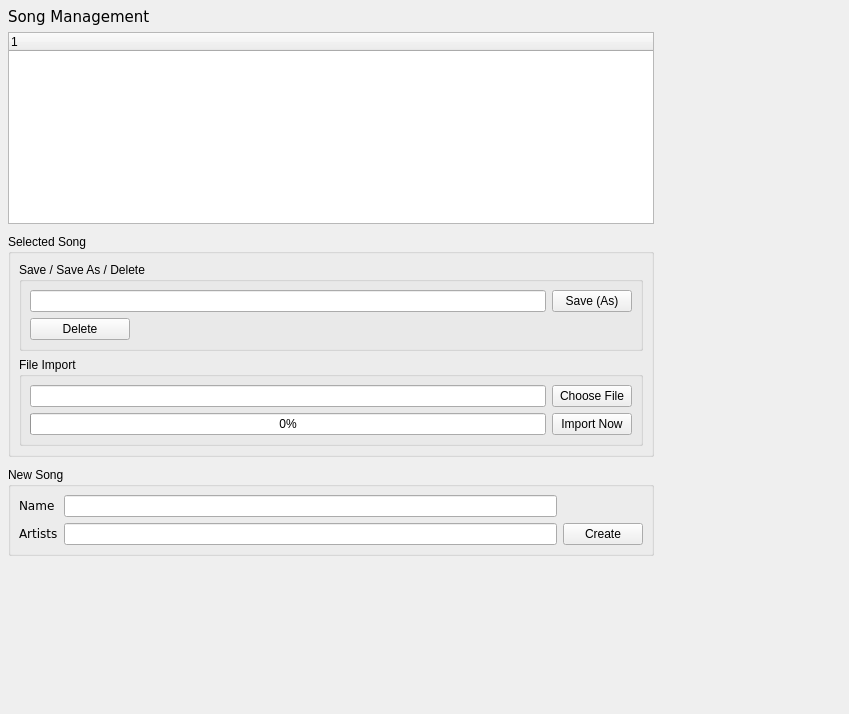
This is src/traverso/ui/SongManagerWidget.ui in ErwanLegrand/Traverso-DAW as Qt 5 draws it before an edit. The edited form follows.
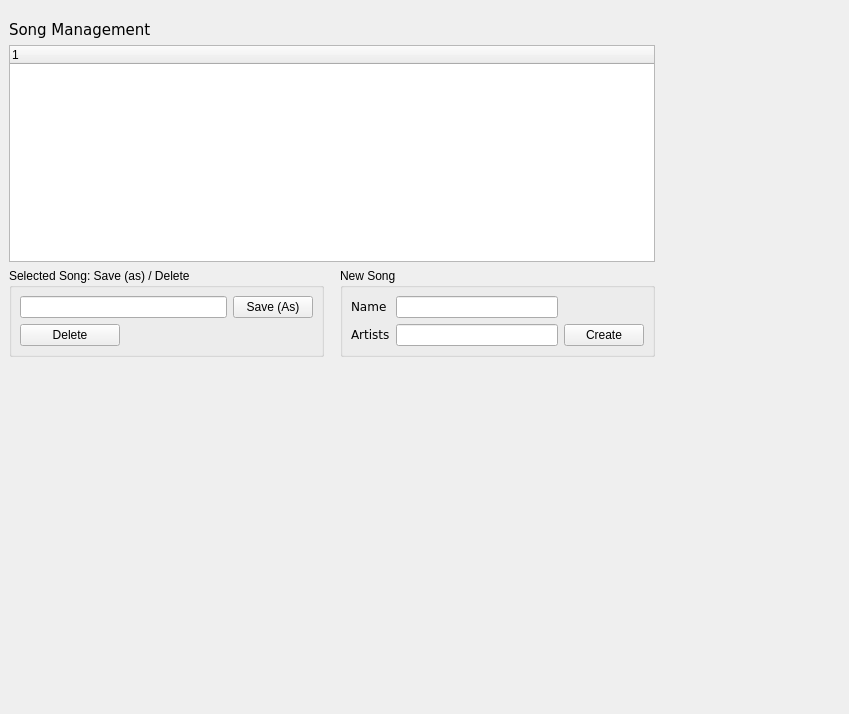
This is the edited form.

Commit message: remove file selector, it doesn't work. Import can be done directly from a Track!

Diff of the .ui file:
```diff
--- a/src/traverso/ui/SongManagerWidget.ui
+++ b/src/traverso/ui/SongManagerWidget.ui
@@ -17,19 +17,64 @@
   </property>
   <layout class="QGridLayout" >
    <property name="margin" >
-    <number>8</number>
+    <number>9</number>
    </property>
    <property name="spacing" >
     <number>6</number>
    </property>
    <item row="1" column="0" >
+    <spacer>
+     <property name="orientation" >
+      <enum>Qt::Vertical</enum>
+     </property>
+     <property name="sizeType" >
+      <enum>QSizePolicy::Expanding</enum>
+     </property>
+     <property name="sizeHint" >
+      <size>
+       <width>646</width>
+       <height>191</height>
+      </size>
+     </property>
+    </spacer>
+   </item>
+   <item rowspan="2" row="0" column="1" >
+    <spacer>
+     <property name="orientation" >
+      <enum>Qt::Horizontal</enum>
+     </property>
+     <property name="sizeType" >
+      <enum>QSizePolicy::Expanding</enum>
+     </property>
+     <property name="sizeHint" >
+      <size>
+       <width>51</width>
+       <height>523</height>
+      </size>
+     </property>
+    </spacer>
+   </item>
+   <item row="0" column="0" >
     <layout class="QVBoxLayout" >
      <property name="margin" >
       <number>0</number>
      </property>
      <property name="spacing" >
-      <number>10</number>
+      <number>6</number>
      </property>
+     <item>
+      <widget class="QWidget" name="widget_2" />
+     </item>
+     <item>
+      <widget class="QWidget" name="widget" />
+     </item>
+     <item>
+      <widget class="QLabel" name="label_4" >
+       <property name="text" >
+        <string>&lt;html>&lt;head>&lt;meta name="qrichtext" content="1" />&lt;/head>&lt;body style=" white-space: pre-wrap; font-family:Bitstream Vera Sans; font-weight:400; font-style:normal; text-decoration:none;">&lt;p style=" margin-top:0px; margin-bottom:0px; margin-left:0px; margin-right:0px; -qt-block-indent:0; text-indent:0px;">&lt;span style=" font-size:11pt;">Song Management&lt;/span>&lt;/p>&lt;/body>&lt;/html></string>
+       </property>
+      </widget>
+     </item>
      <item>
       <widget class="QTreeWidget" name="treeSongWidget" >
        <property name="sizePolicy" >
@@ -37,27 +82,23 @@
          <hsizetype>7</hsizetype>
          <vsizetype>7</vsizetype>
          <horstretch>10</horstretch>
-         <verstretch>0</verstretch>
+         <verstretch>10</verstretch>
         </sizepolicy>
        </property>
       </widget>
      </item>
      <item>
-      <widget class="QGroupBox" name="groupBox" >
-       <property name="title" >
-        <string>Selected Song</string>
-       </property>
-       <layout class="QVBoxLayout" >
+      <layout class="QHBoxLayout" >
         <property name="margin" >
-         <number>8</number>
+        <number>0</number>
         </property>
         <property name="spacing" >
-         <number>6</number>
+        <number>16</number>
         </property>
         <item>
          <widget class="QGroupBox" name="groupBox_4" >
           <property name="title" >
-           <string>Save / Save As / Delete</string>
+          <string>Selected Song: Save (as) / Delete</string>
           </property>
           <layout class="QGridLayout" >
            <property name="margin" >
@@ -100,48 +141,6 @@
          </widget>
         </item>
         <item>
-         <widget class="QGroupBox" name="groupBox_3" >
-          <property name="title" >
-           <string>File Import</string>
-          </property>
-          <layout class="QGridLayout" >
-           <property name="margin" >
-            <number>8</number>
-           </property>
-           <property name="spacing" >
-            <number>6</number>
-           </property>
-           <item row="1" column="0" >
-            <widget class="QProgressBar" name="importProgressBar" >
-             <property name="value" >
-              <number>0</number>
-             </property>
-            </widget>
-           </item>
-           <item row="0" column="1" >
-            <widget class="QPushButton" name="chooseFileButton" >
-             <property name="text" >
-              <string>Choose File</string>
-             </property>
-            </widget>
-           </item>
-           <item row="1" column="1" >
-            <widget class="QPushButton" name="importFileButton" >
-             <property name="text" >
-              <string>Import Now</string>
-             </property>
-            </widget>
-           </item>
-           <item row="0" column="0" >
-            <widget class="QLineEdit" name="importFileName" />
-           </item>
-          </layout>
-         </widget>
-        </item>
-       </layout>
-      </widget>
-     </item>
-     <item>
       <widget class="QGroupBox" name="groupBox_2" >
        <property name="title" >
         <string>New Song</string>
@@ -157,7 +156,7 @@
          <widget class="QLineEdit" name="newSongArtistsName_2_2_2_2_2_2" >
           <property name="minimumSize" >
            <size>
-            <width>260</width>
+              <width>150</width>
             <height>0</height>
            </size>
           </property>
@@ -192,76 +191,9 @@
      </item>
     </layout>
    </item>
-   <item rowspan="2" row="0" column="1" >
-    <spacer>
-     <property name="orientation" >
-      <enum>Qt::Horizontal</enum>
-     </property>
-     <property name="sizeType" >
-      <enum>QSizePolicy::Expanding</enum>
-     </property>
-     <property name="sizeHint" >
-      <size>
-       <width>51</width>
-       <height>523</height>
-      </size>
-     </property>
-    </spacer>
+    </layout>
    </item>
-   <item row="2" column="0" >
-    <spacer>
-     <property name="orientation" >
-      <enum>Qt::Vertical</enum>
-     </property>
-     <property name="sizeType" >
-      <enum>QSizePolicy::Expanding</enum>
-     </property>
-     <property name="sizeHint" >
-      <size>
-       <width>646</width>
-       <height>20</height>
-      </size>
-     </property>
-    </spacer>
-   </item>
-   <item row="0" column="0" >
-    <widget class="QLabel" name="label_4" >
-     <property name="text" >
-      <string>&lt;html>&lt;head>&lt;meta name=&quot;qrichtext&quot; content=&quot;1&quot; />&lt;/head>&lt;body style=&quot; white-space: pre-wrap; font-family:Bitstream Vera Sans; font-weight:400; font-style:normal; text-decoration:none;&quot;>&lt;p style=&quot; margin-top:0px; margin-bottom:0px; margin-left:0px; margin-right:0px; -qt-block-indent:0; text-indent:0px;&quot;>&lt;span style=&quot; font-size:11pt;&quot;>Song Management&lt;/span>&lt;/p>&lt;/body>&lt;/html></string>
-     </property>
-    </widget>
-   </item>
   </layout>
-  <widget class="QWidget" name="widget" >
-   <property name="geometry" >
-    <rect>
-     <x>0</x>
-     <y>0</y>
-     <width>100</width>
-     <height>30</height>
-    </rect>
-   </property>
-  </widget>
-  <widget class="QWidget" name="widget_2" >
-   <property name="geometry" >
-    <rect>
-     <x>0</x>
-     <y>0</y>
-     <width>100</width>
-     <height>30</height>
-    </rect>
-   </property>
-  </widget>
-  <widget class="QWidget" name="widget_3" >
-   <property name="geometry" >
-    <rect>
-     <x>9</x>
-     <y>35</y>
-     <width>646</width>
-     <height>398</height>
-    </rect>
-   </property>
-  </widget>
  </widget>
  <pixmapfunction></pixmapfunction>
  <tabstops>
```
Left out of the diff: 23 changed lines with no effect on the pictures. Lines whose indentation alone changed are shown as unchanged. The commit also changes 2 other files.
